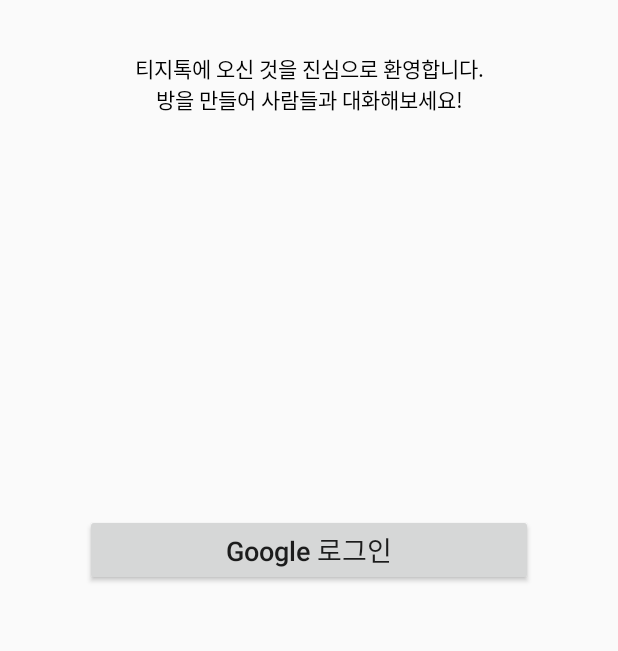
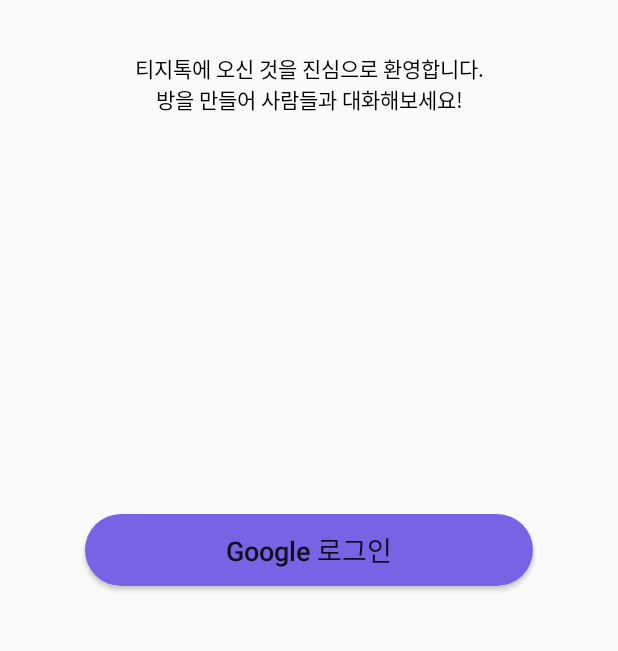
Before and after one commit to TopGoal01/Android, an Android app: the layout activity_login.xml on its own in the app's theme, with its tools: preview values and no code run, on a phone screen of 412 x 824 dp, the part 534-1185 px from its top. Run offline under Robolectric (Android 15) with nearby library versions, the phone set to English and light mode, and no system bars; network calls fail.

Commit message:
xml 파일 수정: name, Button

```diff
--- a/app/src/main/java/com/example/topgoal/LoginActivity.kt
+++ b/app/src/main/java/com/example/topgoal/LoginActivity.kt
@@ -59,7 +59,7 @@
         binding = ActivityLoginBinding.inflate(layoutInflater)
         setContentView(binding.root)
 
-        binding.button.setOnClickListener { handleSignInResult.launch(googleSignInClient.signInIntent) }
+        binding.btnLogin.setOnClickListener { handleSignInResult.launch(googleSignInClient.signInIntent) }
 
         binding.constraintLayout.addView(CustomView(this))
 
--- a/app/src/main/java/com/example/topgoal/RoomFragment.kt
+++ b/app/src/main/java/com/example/topgoal/RoomFragment.kt
@@ -18,7 +18,7 @@
         binding = FragmentRoomBinding.inflate(inflater, container, false)
 
         binding.appBar.setNavigationOnClickListener { parentFragmentManager.popBackStack() }
-        binding.join.setOnClickListener {
+        binding.btnJoin.setOnClickListener {
             val intent = Intent(requireContext(), RoomActivity::class.java)
             startActivity(intent)
         }
--- /dev/null
+++ b/app/src/main/res/drawable/button.xml
@@ -0,0 +1,5 @@
+<?xml version="1.0" encoding="utf-8"?>
+<shape xmlns:android="http://schemas.android.com/apk/res/android">
+    <solid android:color="@color/purple" />
+    <corners android:radius="25dp" />
+</shape>
--- a/app/src/main/res/layout/activity_login.xml
+++ b/app/src/main/res/layout/activity_login.xml
@@ -15,9 +15,9 @@
         <ImageView
             android:layout_width="0dp"
             android:layout_height="0dp"
-            android:contentDescription="@string/logo"
+            android:contentDescription="@string/img_logo"
             android:src="@drawable/logo"
-            app:layout_constraintBottom_toTopOf="@id/intro"
+            app:layout_constraintBottom_toTopOf="@id/txt_intro"
             app:layout_constraintEnd_toEndOf="parent"
             app:layout_constraintHeight_percent="0.05"
             app:layout_constraintStart_toStartOf="parent"
@@ -26,28 +26,29 @@
             app:layout_constraintWidth_percent="0.4" />
 
         <TextView
-            android:id="@+id/intro"
+            android:id="@+id/txt_intro"
             android:layout_width="wrap_content"
             android:layout_height="wrap_content"
             android:gravity="center"
-            android:text="@string/describe"
+            android:text="@string/txt_intro"
             android:textColor="?attr/colorOnSecondary"
-            android:textSize="@dimen/describe"
+            android:textSize="@dimen/txt_small"
             app:layout_constraintBottom_toBottomOf="parent"
             app:layout_constraintEnd_toEndOf="parent"
             app:layout_constraintStart_toStartOf="parent"
             app:layout_constraintTop_toTopOf="parent" />
 
         <Button
-            android:id="@+id/button"
+            android:id="@+id/btn_login"
             android:layout_width="wrap_content"
             android:layout_height="wrap_content"
+            android:background="@drawable/button"
             android:ems="14"
-            android:text="@string/login"
+            android:text="@string/btn_login"
             android:textAllCaps="false"
-            android:textSize="@dimen/btn"
+            android:textSize="@dimen/txt_big"
             app:icon="@drawable/google"
-            app:iconSize="@dimen/icon"
+            app:iconSize="@dimen/icon_size"
             app:iconTintMode="multiply"
             app:layout_constraintBottom_toBottomOf="parent"
             app:layout_constraintEnd_toEndOf="parent"
--- a/app/src/main/res/values/dimens.xml
+++ b/app/src/main/res/values/dimens.xml
@@ -1,14 +1,14 @@
 <?xml version="1.0" encoding="utf-8"?>
 <resources>
-    <dimen name="describe">14sp</dimen>
-    <dimen name="btn">18sp</dimen>
-    <dimen name="icon">30dp</dimen>
+    <dimen name="txt_small">14sp</dimen>
+    <dimen name="txt_big">18sp</dimen>
+    <dimen name="icon_size">30dp</dimen>
 
     <dimen name="img_user">50dp</dimen>
-    <dimen name="btn_size">100dp</dimen>
+    <dimen name="btn_size">95dp</dimen>
 
     <dimen name="space_10">10dp</dimen>
     <dimen name="space_20">20dp</dimen>
 
-    <dimen name="message">15sp</dimen>
+    <dimen name="txt_medium">15sp</dimen>
 </resources>
```
Also changed, not shown: app/src/main/java/com/example/topgoal/AlertDialogFragment.kt (+4 -7 lines), app/src/main/java/com/example/topgoal/HomeFragment.kt (+15 -16 lines), app/src/main/java/com/example/topgoal/UserDialogFragment.kt (+10 -12 lines), app/src/main/res/layout/activity_main.xml (+3 -14 lines), app/src/main/res/layout/fragment_alert_dialog.xml (+13 -13 lines), app/src/main/res/layout/fragment_home.xml (+11 -11 lines), app/src/main/res/layout/fragment_room.xml (+7 -7 lines), app/src/main/res/layout/fragment_user_dialog.xml (+19 -19 lines), app/src/main/res/values/strings.xml (+12 -14 lines).
